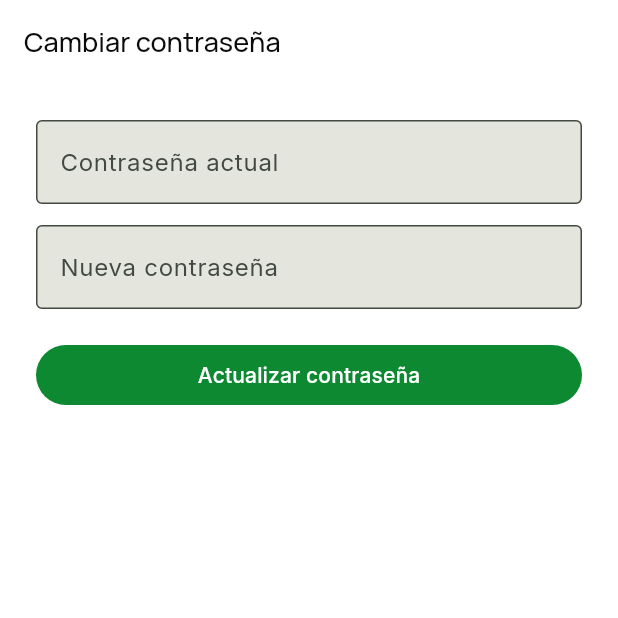
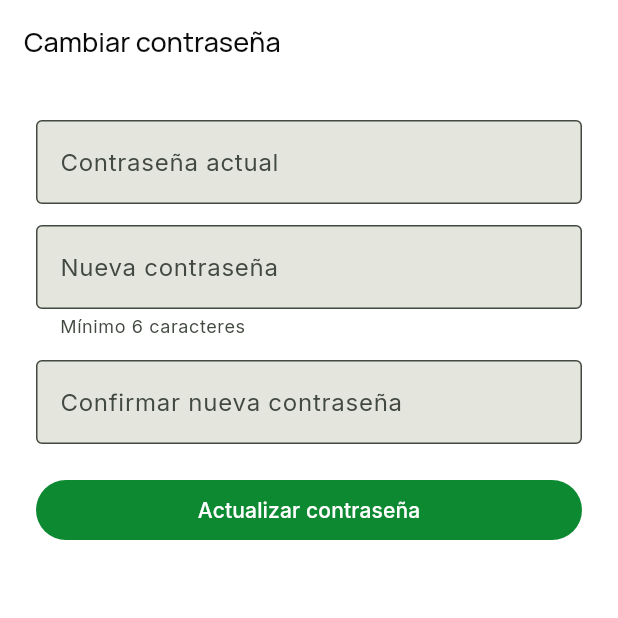
Before and after one commit to tatiana1104/handplay_demo, a Flutter app: the ChangePasswordScreen screen opened by its route, on a phone screen of 412 x 824 dp, the top half of it. Run offline on Flutter 3.47's test engine with Material 3 defaults, Android fonts, the phone set to English and light mode, and no system bars; our stand-ins replace cloud_firestore, dartz, equatable, firebase_auth, firebase_core, firebase_messaging and 5 more; accounts and stored records are empty.

Commit message:
Polish profile edit and password screens

```diff
--- a/lib/features/auth/presentation/screens/profile_edit_screen.dart
+++ b/lib/features/auth/presentation/screens/profile_edit_screen.dart
@@ -100,15 +100,25 @@ class ChangePasswordScreen extends StatefulWidget {
 class _ChangePasswordScreenState extends State<ChangePasswordScreen> {
   final _current = TextEditingController();
   final _next = TextEditingController();
+  final _confirmation = TextEditingController();
   bool _saving = false;
 
   @override
-  void dispose() { _current.dispose(); _next.dispose(); super.dispose(); }
+  void dispose() {
+    _current.dispose();
+    _next.dispose();
+    _confirmation.dispose();
+    super.dispose();
+  }
 
   Future<void> _change() async {
     final user = FirebaseAuth.instance.currentUser;
     final email = user?.email;
     if (user == null || email == null) return;
+    if (_current.text.isEmpty || _next.text.length < 6 || _next.text != _confirmation.text) {
+      ScaffoldMessenger.of(context).showSnackBar(const SnackBar(content: Text('Verifica la contraseña actual, usa al menos 6 caracteres y confirma la nueva contraseña.')));
+      return;
+    }
     setState(() => _saving = true);
     try {
       await user.reauthenticateWithCredential(EmailAuthProvider.credential(email: email, password: _current.text));
@@ -125,7 +135,9 @@ class _ChangePasswordScreenState extends State<ChangePasswordScreen> {
     body: ListView(padding: const EdgeInsets.all(24), children: [
       TextField(controller: _current, obscureText: true, decoration: const InputDecoration(labelText: 'Contraseña actual', border: OutlineInputBorder())),
       const SizedBox(height: 14),
-      TextField(controller: _next, obscureText: true, decoration: const InputDecoration(labelText: 'Nueva contraseña', border: OutlineInputBorder())),
+      TextField(controller: _next, obscureText: true, decoration: const InputDecoration(labelText: 'Nueva contraseña', helperText: 'Mínimo 6 caracteres', border: OutlineInputBorder())),
+      const SizedBox(height: 14),
+      TextField(controller: _confirmation, obscureText: true, decoration: const InputDecoration(labelText: 'Confirmar nueva contraseña', border: OutlineInputBorder())),
       const SizedBox(height: 20),
       FilledButton(onPressed: _saving ? null : _change, child: Text(_saving ? 'Actualizando...' : 'Actualizar contraseña')),
     ]),
```
